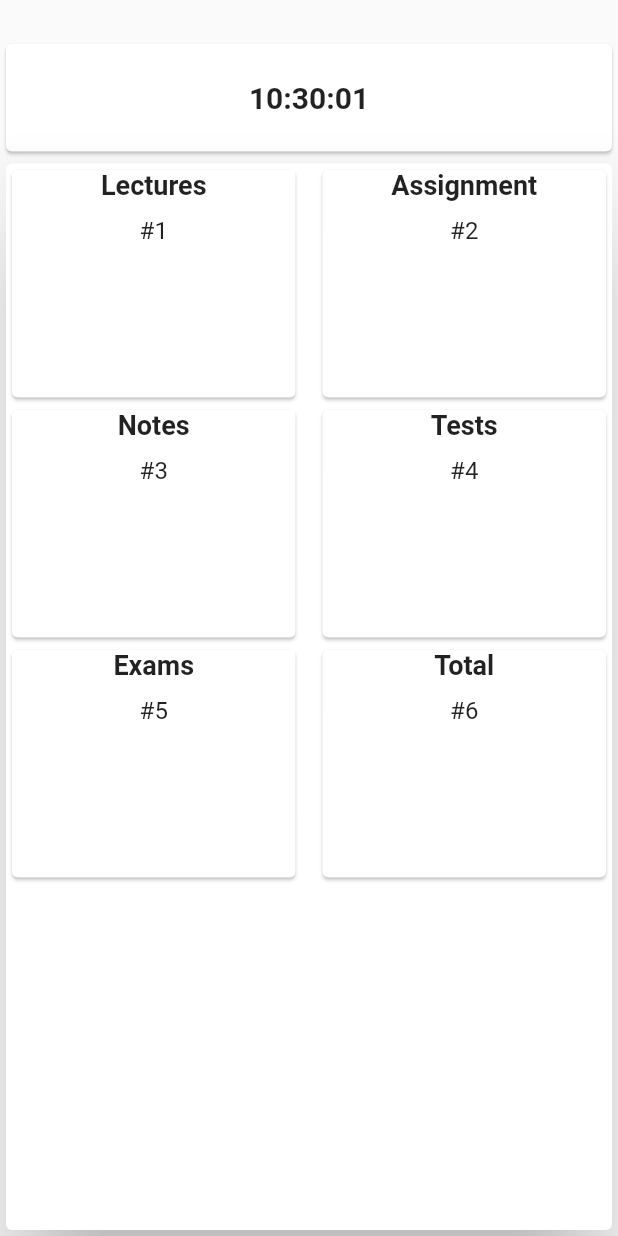
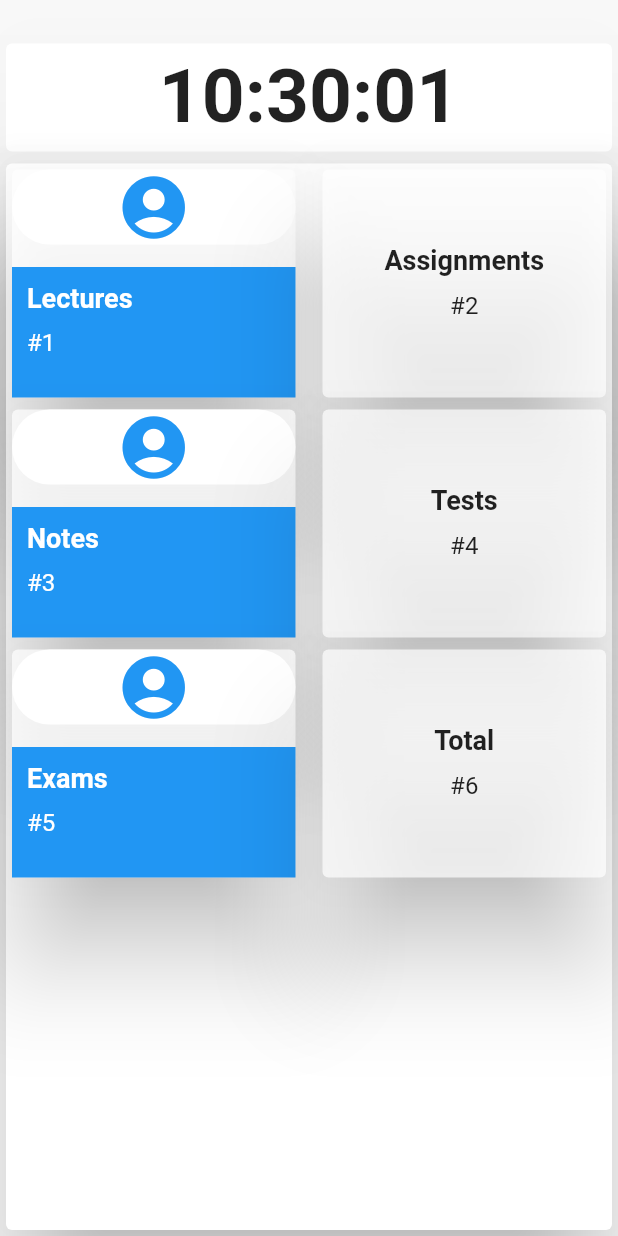
Before and after one commit to Yunuxtech/Student-Schedule, a Flutter app: the DashboardPage screen opened directly, on a phone screen of 412 x 824 dp. Run offline on Flutter 3.47's test engine with Material 2 defaults, Android fonts, the phone set to English and light mode, and no system bars; our stand-ins replace firebase_auth, firebase_core, fluttertoast, lottie; missing offline and left inert: animated_snack_bar; accounts and stored records are empty.

Commit message:
dashboard added

```diff
--- a/lib/drawer/dashboard.dart
+++ b/lib/drawer/dashboard.dart
@@ -27,10 +27,11 @@ class _DashboardPageState extends State<DashboardPage> {
       body: Column(
         children: [
           Padding(
-            padding: const EdgeInsets.only(top:25.0),
+            padding: const EdgeInsets.only(top: 25.0),
             child: SizedBox(
               height: 80,
               child: Card(
+                elevation: 100,
                 child: Expanded(
                   child: Center(
                     child: ClockWidget(dateTime: _dateTime),
@@ -56,13 +57,46 @@ class _DashboardPageState extends State<DashboardPage> {
                           width: cardWidth,
                           height: 160,
                           child: Card(
+                            elevation: 30,
+                            color: Colors.white70,
+                            child: Padding(
+                              padding: const EdgeInsets.only(top: 0),
                               child: Column(
+                                crossAxisAlignment: CrossAxisAlignment.start,
+                                children: [
+                                  Container(
+                                    // width: 70.0,
+                                    // height: 50.0,
+                                    decoration: BoxDecoration(
+                                      borderRadius: BorderRadius.circular(35.0),
+                                      color: Colors.white,
+                                    ),
+                                    child: Center(
+                                      child: Icon(
+                                        Icons.account_circle,
+                                        color: Colors.blue,
+                                        size: 50.0,
+                                      ),
+                                    ),
+                                  ),
+                                  SizedBox(width: 10.0,
+                                  height: 15,),
+                                  Expanded(
+                                    child: Container(
+                                      height: 120,
+                                      width: MediaQuery.of(context).size.width,
+                                      padding: EdgeInsets.all(10.0),
+                                      color: Colors.blue,
+                                      child: Column(
+                                        crossAxisAlignment:
+                                            CrossAxisAlignment.start,
                                         children: [
                                           Text(
                                             _cards[index * 2]['header']!,
                                             style: TextStyle(
                                               fontWeight: FontWeight.bold,
                                               fontSize: 18.0,
+                                              color: Colors.white,
                                             ),
                                           ),
                                           SizedBox(height: 10.0),
@@ -70,9 +104,15 @@ class _DashboardPageState extends State<DashboardPage> {
                                             _cards[index * 2]['text']!,
                                             style: TextStyle(
                                               fontSize: 16.0,
+                                              color: Colors.white,
                                             ),
                                           ),
                                         ],
+                                      ),
+                                    ),
+                                  ),
+                                ],
+                              ),
                             ),
                           ),
                         ),
@@ -83,6 +123,10 @@ class _DashboardPageState extends State<DashboardPage> {
                           width: cardWidth,
                           height: 160,
                           child: Card(
+                            elevation: 30,
+                            color: Colors.white70,
+                            child: Padding(
+                              padding: const EdgeInsets.only(top: 50.0),
                               child: Column(
                                 children: [
                                   Text(
@@ -104,19 +148,18 @@ class _DashboardPageState extends State<DashboardPage> {
                             ),
                           ),
                         ),
+                      ),
                     ],
                   );
                 },
               ),
             ),
           ),
-
         ],
       ),
     );
   }
 }
-
 
 class ClockWidget extends StatelessWidget {
   const ClockWidget({required this.dateTime});
@@ -128,7 +171,7 @@ class ClockWidget extends StatelessWidget {
     return Text(
       '${_formatTwoDigits(dateTime.hour)}:${_formatTwoDigits(dateTime.minute)}:${_formatTwoDigits(dateTime.second)}',
       style: TextStyle(
-        fontSize: 20,
+        fontSize: 50,
         fontWeight: FontWeight.bold,
       ),
     );
@@ -139,4 +182,29 @@ class ClockWidget extends StatelessWidget {
   }
 }
 
-final List<Map<String, String>> _cards = [  {    'header': 'Lectures',    'text': '#1',  },  {    'header': 'Assignment',    'text': '#2',  },  {    'header': 'Notes',    'text': '#3',  },  {    'header': 'Tests',    'text': '#4',  }, {    'header': 'Exams',    'text': '#5',  }, {    'header': 'Total',    'text': '#6',  }, ];
+final List<Map<String, String>> _cards = [
+  {
+    'header': 'Lectures',
+    'text': '#1',
+  },
+  {
+    'header': 'Assignments',
+    'text': '#2',
+  },
+  {
+    'header': 'Notes',
+    'text': '#3',
+  },
+  {
+    'header': 'Tests',
+    'text': '#4',
+  },
+  {
+    'header': 'Exams',
+    'text': '#5',
+  },
+  {
+    'header': 'Total',
+    'text': '#6',
+  },
+];
```
Lines whose indentation alone changed are shown as unchanged.
